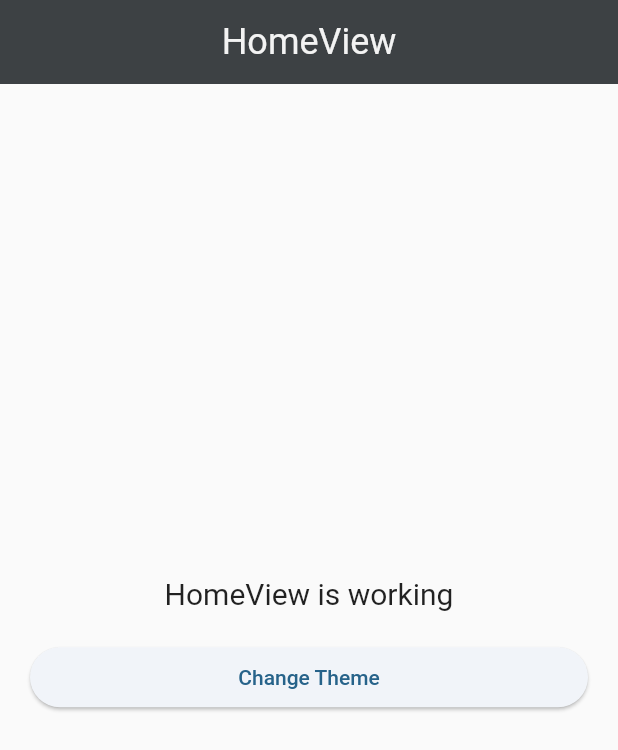
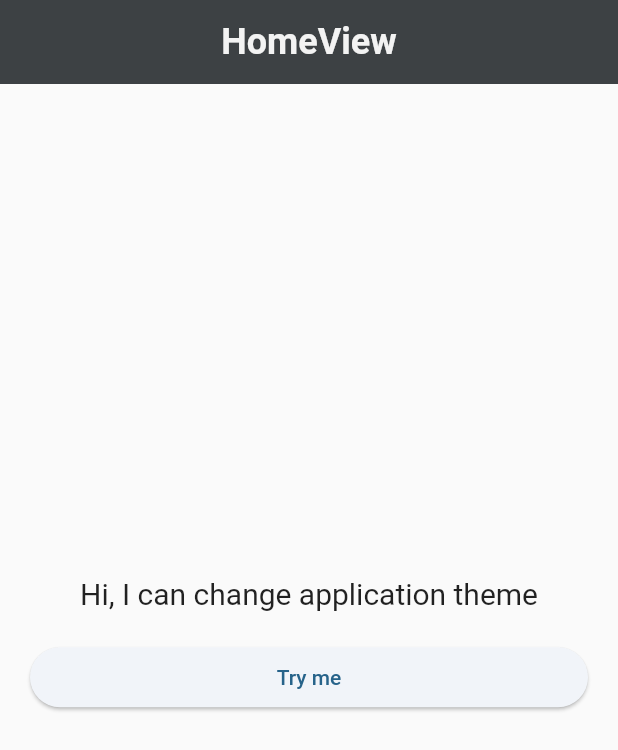
Before and after one commit to WelliMakki/Themer, a Flutter app: the screen it shows after launch, on a phone screen of 412 x 824 dp. Shown: the top 750 px of the screen. Run offline on Flutter 3.47's test engine with Material 2 defaults, Android fonts, the phone set to English and light mode, and no system bars; our stand-ins replace get.

Commit message:
fix: AppBar title is not bold

```diff
--- /dev/null
+++ b/lib/app/app_landing.dart
@@ -0,0 +1,24 @@
+import 'package:flutter/material.dart';
+import 'package:get/get.dart';
+
+import 'core/themes/theme.dart';
+import 'manager/controllers/manager_controller.dart';
+import 'routes/app_pages.dart';
+
+class Landing extends GetView<ManagerController> {
+  const Landing({super.key});
+
+  @override
+  Widget build(BuildContext context) {
+    return GetMaterialApp(
+      title: "Application",
+      initialRoute: AppPages.INITIAL,
+      getPages: AppPages.routes,
+      theme: Themes().lightTheme,
+      darkTheme: Themes().darkTheme,
+
+      //To be fetched from local storage
+      themeMode: controller.themeMode ?? ThemeMode.system,
+    );
+  }
+}
--- a/lib/app/core/themes/dark.dart
+++ b/lib/app/core/themes/dark.dart
@@ -6,7 +6,11 @@ ThemeData dark = ThemeData.dark().copyWith(
   appBarTheme: const AppBarTheme(
     backgroundColor: Color(0xff4f4f4f),
     elevation: 2,
-    titleTextStyle: TextStyle(color: Color(0xfff3f3f3), fontSize: 24),
+    titleTextStyle: TextStyle(
+      color: Color(0xfff3f3f3),
+      fontSize: 24,
+      fontWeight: FontWeight.w600,
+    ),
   ),
   useMaterial3: true,
   colorScheme: ColorScheme.fromSeed(
--- a/lib/app/core/themes/light.dart
+++ b/lib/app/core/themes/light.dart
@@ -6,7 +6,11 @@ ThemeData light = ThemeData.light().copyWith(
   appBarTheme: const AppBarTheme(
     backgroundColor: Color(0xff3f3f3f),
     elevation: 2,
-    titleTextStyle: TextStyle(color: Color(0xfff3f3f3), fontSize: 24),
+    titleTextStyle: TextStyle(
+      color: Color(0xfff3f3f3),
+      fontSize: 24,
+      fontWeight: FontWeight.w600,
+    ),
   ),
   useMaterial3: true,
   colorScheme: ColorScheme.fromSeed(
--- a/lib/app/modules/home/views/home_view.dart
+++ b/lib/app/modules/home/views/home_view.dart
@@ -18,7 +18,7 @@ class HomeView extends GetView<HomeController> {
         children: [
           const Center(
             child: Text(
-              'HomeView is working',
+              'Hi, I can change application theme',
               style: TextStyle(fontSize: 20),
             ),
           ),
@@ -26,14 +26,20 @@ class HomeView extends GetView<HomeController> {
             padding: const EdgeInsets.all(20.0),
             child: ElevatedButton(
                 onPressed: () {
+                  //use this statement to toggle theme
+                  //OPTIONS (Dark, Light)
+                  //All customized
+
                   if (controller.isDark.isFalse) {
+                    //Toggle Dark Theme
                     controller.changeThemeToDark();
                   } else {
+                    //Toggle Light Theme
                     controller.changeThemeToLight();
                   }
                 },
                 child: const Center(
-                  child: Text('Change Theme'),
+                  child: Text('Try me'),
                 )),
           )
         ],
--- a/lib/main.dart
+++ b/lib/main.dart
@@ -1,29 +1,13 @@
 import 'package:flutter/material.dart';
 import 'package:get/get.dart';
 
-import 'app/core/themes/theme.dart';
+import 'app/app_landing.dart';
 import 'app/manager/controllers/manager_controller.dart';
-import 'app/routes/app_pages.dart';
 
+//TODO: Save Theme persistent in local storage
 void main() {
   WidgetsFlutterBinding.ensureInitialized();
   Get.put(ManagerController());
 
   runApp(const Landing());
 }
-
-class Landing extends GetView<ManagerController> {
-  const Landing({super.key});
-
-  @override
-  Widget build(BuildContext context) {
-    return GetMaterialApp(
-      title: "Application",
-      initialRoute: AppPages.INITIAL,
-      getPages: AppPages.routes,
-      theme: Themes().lightTheme,
-      darkTheme: Themes().darkTheme,
-      themeMode: controller.themeMode ?? ThemeMode.system,
-    );
-  }
-}
```
Also changed, not shown: lib/app/manager/controllers/manager_controller.dart (+3 -8 lines), lib/app/manager/binder/manager_binder.dart (deleted).
